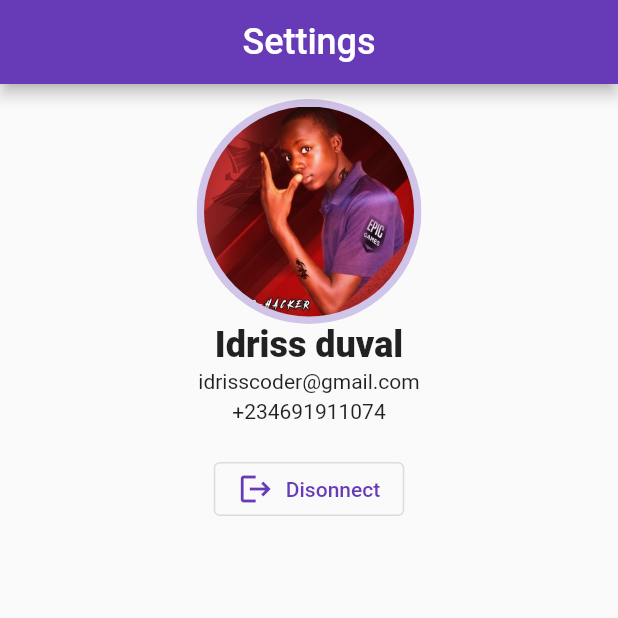
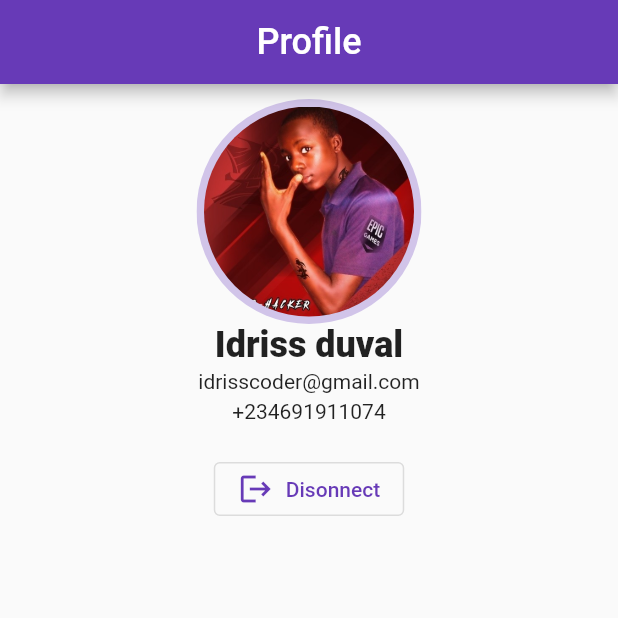
Before and after one commit to IDRISSHACKER/lifelinesms, a Flutter app: the SettingsScreen screen opened directly, on a phone screen of 412 x 824 dp, the top half of it. Run offline on Flutter 3.47's test engine with Material 2 defaults, Android fonts, the phone set to English and light mode, and no system bars; our stand-ins replace flutter_svg; missing offline and left inert: open_url; network calls fail.

Commit message:
create new page for message

```diff
--- a/lib/screens/MainScreen.dart
+++ b/lib/screens/MainScreen.dart
@@ -46,7 +46,7 @@ class _MainScreen extends State<MainScreen> {
           BottomNavigationBarItem(
               backgroundColor: Colors.deepPurple,
               icon: Icon(Icons.settings_accessibility_rounded),
-              label: "Settings"),
+              label: "Profile"),
         ],
       ),
     );
--- a/lib/screens/dashboard/dashboard.screen.dart
+++ b/lib/screens/dashboard/dashboard.screen.dart
@@ -8,6 +8,7 @@ import './widgets/head.widget.dart';
 import './../../layouts/appBarLayout.dart';
 import 'package:http/http.dart';
 import 'package:lifelinesms/env/config.dart';
+import './../screenAction/action/newMessageAction.dart';
 
 class DashboardScreen extends StatefulWidget {
   const DashboardScreen({Key? key}) : super(key: key);
@@ -100,10 +101,7 @@ class _DashboardScreen extends State<DashboardScreen> {
           ),
         ),
       ),
-      floatingActionButton: FloatingActionButton(
-        child: Icon(Icons.chat),
-        onPressed: () {},
-      ),
+      floatingActionButton: newMessageAction(context),
     );
   }
 }
--- /dev/null
+++ b/lib/screens/screenAction/newMessage/widgets/formMessage.widget.dart
@@ -0,0 +1,5 @@
+import 'package:flutter/cupertino.dart';
+
+Widget formMessage(){
+  return Text("Votre formulaire ici");
+}
--- a/lib/screens/sended/sended.screen.dart
+++ b/lib/screens/sended/sended.screen.dart
@@ -2,6 +2,7 @@ import 'dart:convert';
 import 'package:flutter/material.dart';
 import 'package:lifelinesms/screens/sended/widgets/listMessages.widget.dart';
 import './../../layouts/appBarLayout.dart';
+import './../screenAction/action/newMessageAction.dart';
 
 class SendedScreen extends StatefulWidget {
   const SendedScreen({Key? key}) : super(key: key);
@@ -18,7 +19,8 @@ class _SendedScreen extends State<SendedScreen> {
   Widget build(BuildContext context) {
     return Scaffold(
       appBar: appBarLayout("Sended"),
-      body: ListMessages()
+      body: ListMessages(),
+      floatingActionButton: newMessageAction(context),
     );
   }
 }
--- a/lib/screens/settings/settings.screen.dart
+++ b/lib/screens/settings/settings.screen.dart
@@ -19,7 +19,7 @@ class _SettingsScreen extends State<SettingsScreen> {
   @override
   Widget build(BuildContext context) {
     return Scaffold(
-      appBar: appBarLayout("Settings"),
+      appBar: appBarLayout("Profile"),
       body: SingleChildScrollView(
         child: Center(
           child: Column(
```
Also changed, not shown: lib/screens/screenAction/action/newMessageAction.dart (added, +16 -0 lines), lib/screens/screenAction/newMessage/newMessage.action.dart (added, +24 -0 lines).
